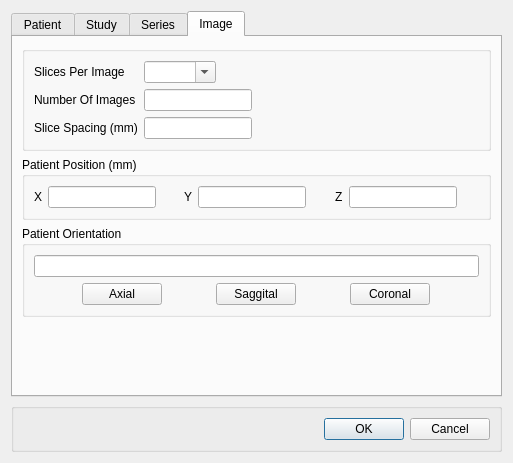
First picture: the form in ConvertToDicom/dicomattributesdialog.ui, repository TimAllman/ConvertToDicom-Qt, before the edit.
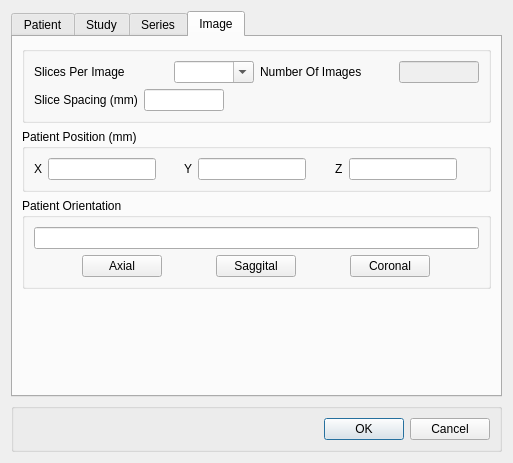
Second picture: the form after the edit.

Diff of the .ui file:
```diff
--- a/ConvertToDicom/dicomattributesdialog.ui
+++ b/ConvertToDicom/dicomattributesdialog.ui
@@ -439,20 +439,18 @@
       <attribute name="title">
        <string>Image</string>
       </attribute>
-      <layout class="QVBoxLayout" name="verticalLayout_6">
+      <layout class="QVBoxLayout" name="verticalLayout_10">
        <item>
         <widget class="QGroupBox" name="groupBox_5">
          <property name="title">
           <string/>
          </property>
-         <layout class="QFormLayout" name="formLayout_4">
-          <property name="fieldGrowthPolicy">
-           <enum>QFormLayout::ExpandingFieldsGrow</enum>
-          </property>
-          <property name="formAlignment">
-           <set>Qt::AlignLeading|Qt::AlignLeft|Qt::AlignTop</set>
-          </property>
-          <item row="0" column="0">
+         <layout class="QVBoxLayout" name="verticalLayout_6">
+          <item>
+           <layout class="QHBoxLayout" name="horizontalLayout_10">
+            <item>
+             <layout class="QHBoxLayout" name="horizontalLayout_7">
+              <item>
            <widget class="QLabel" name="label_11">
             <property name="text">
              <string>Slices Per Image</string>
@@ -462,14 +460,30 @@
             </property>
            </widget>
           </item>
-          <item row="0" column="1">
+              <item>
            <widget class="QComboBox" name="imageSlicesPerImageComboBox">
+                <property name="sizePolicy">
+                 <sizepolicy hsizetype="Maximum" vsizetype="Fixed">
+                  <horstretch>0</horstretch>
+                  <verstretch>0</verstretch>
+                 </sizepolicy>
+                </property>
+                <property name="maximumSize">
+                 <size>
+                  <width>80</width>
+                  <height>16777215</height>
+                 </size>
+                </property>
             <property name="editable">
              <bool>true</bool>
             </property>
            </widget>
           </item>
-          <item row="1" column="0">
+             </layout>
+            </item>
+            <item>
+             <layout class="QHBoxLayout" name="horizontalLayout_9">
+              <item>
            <widget class="QLabel" name="label_15">
             <property name="text">
              <string>Number Of Images</string>
@@ -479,17 +493,34 @@
             </property>
            </widget>
           </item>
-          <item row="1" column="1">
+              <item>
            <widget class="QLineEdit" name="numberOfImagesLineEdit">
+                <property name="enabled">
+                 <bool>false</bool>
+                </property>
             <property name="sizePolicy">
              <sizepolicy hsizetype="Preferred" vsizetype="Fixed">
               <horstretch>0</horstretch>
               <verstretch>0</verstretch>
              </sizepolicy>
             </property>
-           </widget>
-          </item>
-          <item row="2" column="0">
+                <property name="maximumSize">
+                 <size>
+                  <width>80</width>
+                  <height>16777215</height>
+                 </size>
+                </property>
+               </widget>
+              </item>
+             </layout>
+            </item>
+           </layout>
+          </item>
+          <item>
+           <layout class="QHBoxLayout" name="horizontalLayout_11">
+            <item>
+             <layout class="QHBoxLayout" name="horizontalLayout_8">
+              <item>
            <widget class="QLabel" name="label_16">
             <property name="text">
              <string>Slice Spacing (mm)</string>
@@ -499,15 +530,38 @@
             </property>
            </widget>
           </item>
-          <item row="2" column="1">
+              <item>
            <widget class="QLineEdit" name="imageSliceSpacingLineEdit">
             <property name="sizePolicy">
-             <sizepolicy hsizetype="Preferred" vsizetype="Fixed">
+                 <sizepolicy hsizetype="Fixed" vsizetype="Fixed">
               <horstretch>0</horstretch>
               <verstretch>0</verstretch>
              </sizepolicy>
             </property>
-           </widget>
+                <property name="maximumSize">
+                 <size>
+                  <width>80</width>
+                  <height>16777215</height>
+                 </size>
+                </property>
+               </widget>
+              </item>
+             </layout>
+            </item>
+            <item>
+             <spacer name="horizontalSpacer">
+              <property name="orientation">
+               <enum>Qt::Horizontal</enum>
+              </property>
+              <property name="sizeHint" stdset="0">
+               <size>
+                <width>40</width>
+                <height>20</height>
+               </size>
+              </property>
+             </spacer>
+            </item>
+           </layout>
           </item>
          </layout>
         </widget>
```
Left out of the diff: 54 changed lines with no effect on the pictures. Lines whose indentation alone changed are shown as unchanged.
